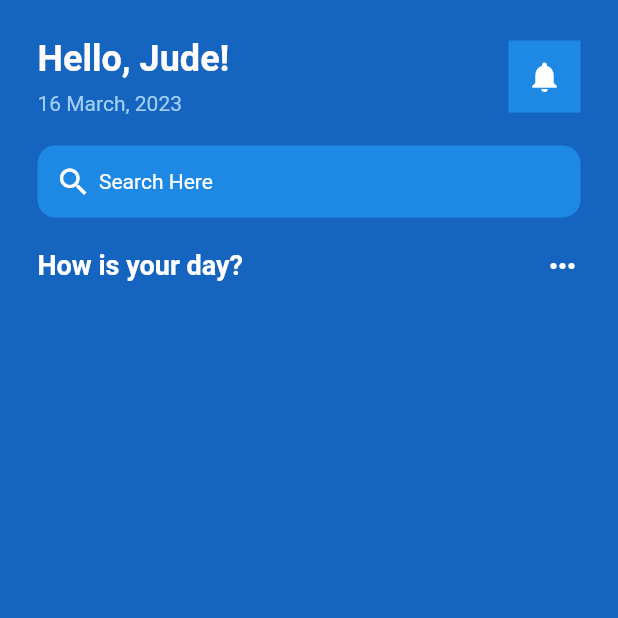
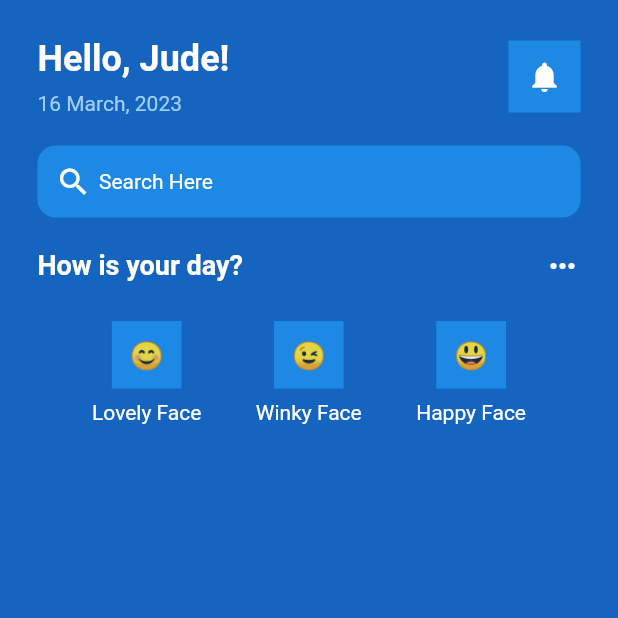
Before and after one commit to Judee-web/KTUI-FLUTTER, a Flutter app: the screen it shows after launch, on a phone screen of 412 x 824 dp, the top half of it. Run offline on Flutter 3.47's test engine with Material 2 defaults, Android fonts, the phone set to English and light mode, and no system bars.

Commit message:
smiley Face insertion on homepage

```diff
--- a/lib/pages/home_page.dart
+++ b/lib/pages/home_page.dart
@@ -2,6 +2,8 @@
 // ignore_for_file: prefer_const_constructors, prefer_const_literals_to_create_immutables
 
 import 'package:flutter/material.dart';
+
+import '../utils/smiley_faces.dart';
 
 
 class HomePage extends StatefulWidget {
@@ -134,8 +136,78 @@ class _HomePageState extends State<HomePage> {
             ),
             //smileyEmogji goes here
             Row(
+              mainAxisAlignment: MainAxisAlignment.spaceEvenly,
               children: [
 
+                Column(
+                  children: [
+
+                    //angry Face
+                    SmileyFace(
+                      smileyFace: "😊",
+                    ),
+                    SizedBox(
+                        height: 8,
+                      ),
+
+                      Text(
+                        'Lovely Face',
+                        style: TextStyle(
+                          color: Colors.white,
+                        ),
+                      )
+
+
+                  ],
+
+                ),
+               //Happy Face
+                Column(
+                  children: [
+
+                    //angry Face
+                    SmileyFace(
+                      smileyFace: "😉",
+                    ),
+                    SizedBox(
+                        height: 8,
+                      ),
+
+                      Text(
+                        'Winky Face',
+                        style: TextStyle(
+                          color: Colors.white,
+                        ),
+                      )
+
+
+                  ],
+
+                ),
+
+                //Lovely Face
+            Column(
+                  children: [
+
+                    //angry Face
+                    SmileyFace(
+                      smileyFace: "😃",
+                    ),
+                    SizedBox(
+                        height: 8,
+                      ),
+
+                      Text(
+                        'Happy Face',
+                        style: TextStyle(
+                          color: Colors.white,
+                        ),
+                      )
+
+
+                  ],
+
+                )
               ],
             )
 
--- a/lib/utils/smiley_faces.dart
+++ b/lib/utils/smiley_faces.dart
@@ -4,7 +4,14 @@ import 'package:flutter/material.dart';
 
 
 class SmileyFace extends StatelessWidget {
-  const SmileyFace({Key?  key}): super(key: key);
+  final String smileyFace;
+
+  const SmileyFace({
+    Key?  key,
+    required this.smileyFace,
+
+  }):
+ super(key: key);
 
   @override
   Widget build(BuildContext context) {
@@ -13,9 +20,15 @@ class SmileyFace extends StatelessWidget {
           color: Colors.blue[600],
       ),
         padding: EdgeInsets.all(12),
-        child: Text(
-            "Smiley Emoji"
-        ),
+        child: Center(
+          child: Text(
+            smileyFace,
+            style: TextStyle(
+              fontSize: 18,
+            ),
+          ),
+        )
+
     );
 
   }
```
